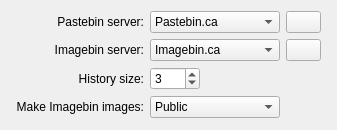
First picture: the form in applets/pastebin/pastebinConfig.ui, repository KDE/kdeplasma-addons, before the edit.
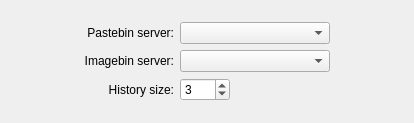
Second picture: the form after the edit. Custom widgets are drawn as their Qt base class.

Commit message:
New updated pastebin config ui
Remove some fields that are not used anymore (this applet will not support)
private "shares" for now. This is something that I'm still thinking about
if it worth it. If somebody wants a backend that does private stuff, it's
easy enough to write one and we don't need to clutter the UI that should be
as simple as possible for this widget.

Patch:
```diff
--- a/applets/pastebin/pastebinConfig.ui
+++ b/applets/pastebin/pastebinConfig.ui
@@ -6,8 +6,8 @@
    <rect>
     <x>0</x>
     <y>0</y>
-    <width>337</width>
-    <height>130</height>
+    <width>414</width>
+    <height>123</height>
    </rect>
   </property>
   <property name="windowTitle">
@@ -23,7 +23,7 @@
       <widget class="QLabel" name="textServerLabel">
        <property name="maximumSize">
         <size>
-         <width>200</width>
+         <width>100</width>
          <height>16777215</height>
         </size>
        </property>
@@ -49,29 +49,25 @@
          <verstretch>0</verstretch>
         </sizepolicy>
        </property>
+       <property name="minimumSize">
+        <size>
+         <width>150</width>
+         <height>0</height>
+        </size>
+       </property>
        <property name="maximumSize">
         <size>
-         <width>130</width>
+         <width>250</width>
          <height>16777215</height>
         </size>
        </property>
-       <item>
-        <property name="text">
-         <string>Pastebin.ca</string>
-        </property>
-       </item>
-       <item>
-        <property name="text">
-         <string>Pastebin.com</string>
-        </property>
-       </item>
       </widget>
      </item>
      <item row="1" column="0">
       <widget class="QLabel" name="imageServerLabel">
        <property name="maximumSize">
         <size>
-         <width>200</width>
+         <width>100</width>
          <height>16777215</height>
         </size>
        </property>
@@ -97,39 +93,25 @@
          <verstretch>0</verstretch>
         </sizepolicy>
        </property>
+       <property name="minimumSize">
+        <size>
+         <width>150</width>
+         <height>0</height>
+        </size>
+       </property>
        <property name="maximumSize">
         <size>
-         <width>130</width>
+         <width>250</width>
          <height>16777215</height>
         </size>
        </property>
-       <item>
-        <property name="text">
-         <string>Imagebin.ca</string>
-        </property>
-       </item>
-       <item>
-        <property name="text">
-         <string>Imageshack.us</string>
-        </property>
-       </item>
-       <item>
-        <property name="text">
-         <string>Simplest-Image-Hosting.net</string>
-        </property>
-       </item>
-       <item>
-        <property name="text">
-         <string>Imgur</string>
-        </property>
-       </item>
       </widget>
      </item>
      <item row="2" column="0">
       <widget class="QLabel" name="historySizeLabel">
        <property name="maximumSize">
         <size>
-         <width>200</width>
+         <width>100</width>
          <height>16777215</height>
         </size>
        </property>
@@ -160,68 +142,6 @@
        </property>
       </widget>
      </item>
-     <item row="3" column="0">
-      <widget class="QLabel" name="imagePrivacyLabel">
-       <property name="maximumSize">
-        <size>
-         <width>200</width>
-         <height>16777215</height>
-        </size>
-       </property>
-       <property name="layoutDirection">
-        <enum>Qt::LeftToRight</enum>
-       </property>
-       <property name="text">
-        <string>Make Imagebin images:</string>
-       </property>
-       <property name="alignment">
-        <set>Qt::AlignRight|Qt::AlignTrailing|Qt::AlignVCenter</set>
-       </property>
-       <property name="buddy">
-        <cstring>imagePrivacy</cstring>
-       </property>
-      </widget>
-     </item>
-     <item row="3" column="1">
-      <widget class="KComboBox" name="imagePrivacy">
-       <property name="sizePolicy">
-        <sizepolicy hsizetype="Minimum" vsizetype="Fixed">
-         <horstretch>0</horstretch>
-         <verstretch>0</verstretch>
-        </sizepolicy>
-       </property>
-       <item>
-        <property name="text">
-         <string>Public</string>
-        </property>
-       </item>
-       <item>
-        <property name="text">
-         <string>Private</string>
-        </property>
-       </item>
-      </widget>
-     </item>
-     <item row="0" column="2">
-      <widget class="KPushButton" name="editTextServer">
-       <property name="maximumSize">
-        <size>
-         <width>35</width>
-         <height>16777215</height>
-        </size>
-       </property>
-      </widget>
-     </item>
-     <item row="1" column="2">
-      <widget class="KPushButton" name="editImageServer">
-       <property name="maximumSize">
-        <size>
-         <width>35</width>
-         <height>16777215</height>
-        </size>
-       </property>
-      </widget>
-     </item>
     </layout>
    </item>
   </layout>
@@ -232,11 +152,6 @@
    <extends>QSpinBox</extends>
    <header>knuminput.h</header>
   </customwidget>
-  <customwidget>
-   <class>KPushButton</class>
-   <extends>QPushButton</extends>
-   <header>kpushbutton.h</header>
-  </customwidget>
   <customwidget>
    <class>KComboBox</class>
    <extends>QComboBox</extends>
```
